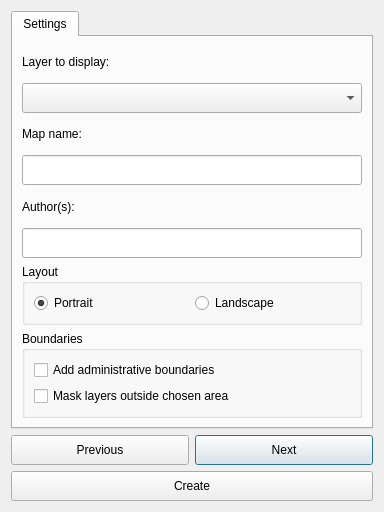
ConservationInternational/trends.earth, file LDMP/gui/DlgCreateMap.ui: the form before one commit.
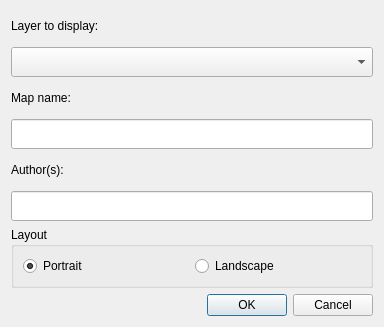
The form after the commit.

Commit message: Clean up mapping tool.

Diff of the .ui file:
```diff
--- a/LDMP/gui/DlgCreateMap.ui
+++ b/LDMP/gui/DlgCreateMap.ui
@@ -7,7 +7,7 @@
     <x>0</x>
     <y>0</y>
     <width>384</width>
-    <height>482</height>
+    <height>313</height>
    </rect>
   </property>
   <property name="windowTitle">
@@ -15,16 +15,6 @@
   </property>
   <layout class="QVBoxLayout" name="verticalLayout_2">
    <item>
-    <widget class="QTabWidget" name="TabBox">
-     <property name="currentIndex">
-      <number>0</number>
-     </property>
-     <widget class="QWidget" name="SettingsTab">
-      <attribute name="title">
-       <string>Settings</string>
-      </attribute>
-      <layout class="QVBoxLayout" name="verticalLayout_4">
-       <item>
         <widget class="QLabel" name="layer_combo_label">
          <property name="minimumSize">
           <size>
@@ -150,74 +140,11 @@
         </widget>
        </item>
        <item>
-        <widget class="QGroupBox" name="groupBox_2">
-         <property name="title">
-          <string>Boundaries</string>
-         </property>
-         <layout class="QVBoxLayout" name="verticalLayout">
-          <item>
-           <widget class="QCheckBox" name="add_admin_bounds">
-            <property name="text">
-             <string>Add administrative boundaries</string>
-            </property>
-           </widget>
-          </item>
-          <item>
-           <widget class="QCheckBox" name="mask_layers">
-            <property name="text">
-             <string>Mask layers outside chosen area</string>
-            </property>
-           </widget>
-          </item>
-         </layout>
-        </widget>
-       </item>
-      </layout>
-     </widget>
-    </widget>
-   </item>
-   <item>
-    <layout class="QGridLayout" name="gridLayout">
-     <item row="0" column="1">
-      <widget class="QPushButton" name="button_next">
-       <property name="minimumSize">
-        <size>
-         <width>0</width>
-         <height>30</height>
-        </size>
-       </property>
-       <property name="text">
-        <string>Next</string>
-       </property>
-      </widget>
-     </item>
-     <item row="0" column="0">
-      <widget class="QPushButton" name="button_prev">
-       <property name="minimumSize">
-        <size>
-         <width>0</width>
-         <height>30</height>
-        </size>
-       </property>
-       <property name="text">
-        <string>Previous</string>
-       </property>
-      </widget>
-     </item>
-     <item row="1" column="0" colspan="2">
-      <widget class="QPushButton" name="button_calculate">
-       <property name="minimumSize">
-        <size>
-         <width>0</width>
-         <height>30</height>
-        </size>
-       </property>
-       <property name="text">
-        <string>Create</string>
-       </property>
-      </widget>
-     </item>
-    </layout>
+    <widget class="QDialogButtonBox" name="buttonBox">
+     <property name="standardButtons">
+      <set>QDialogButtonBox::Cancel|QDialogButtonBox::Ok</set>
+     </property>
+    </widget>
    </item>
   </layout>
  </widget>
```
Lines whose indentation alone changed are shown as unchanged. The commit also changes 1 other file.
